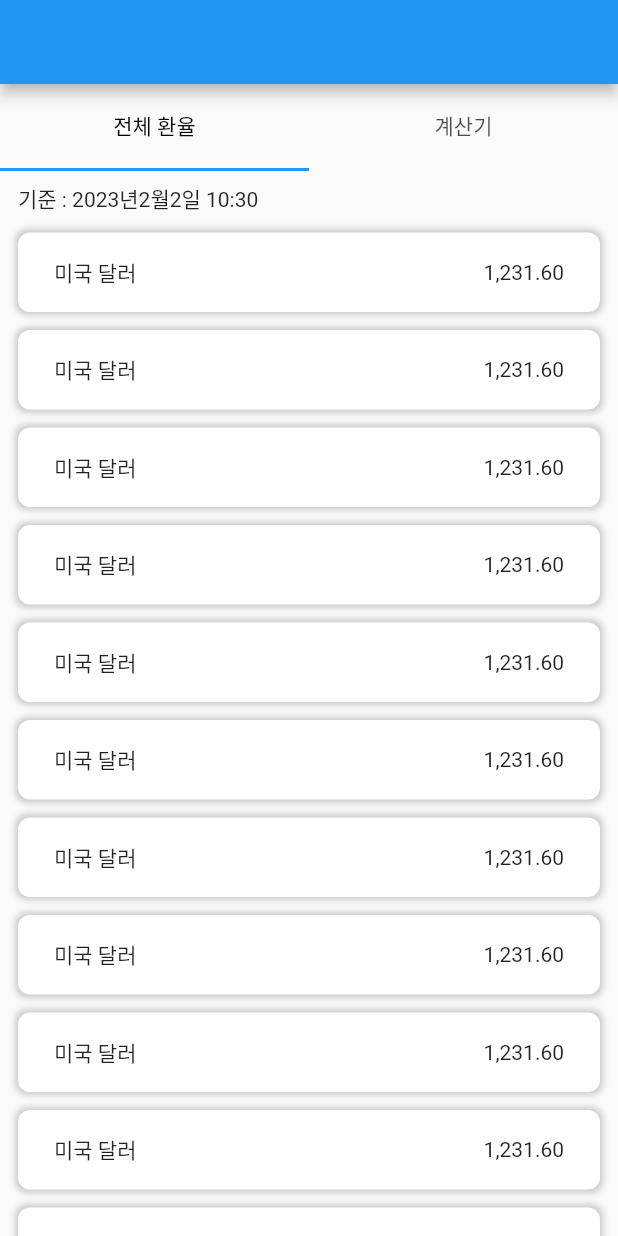
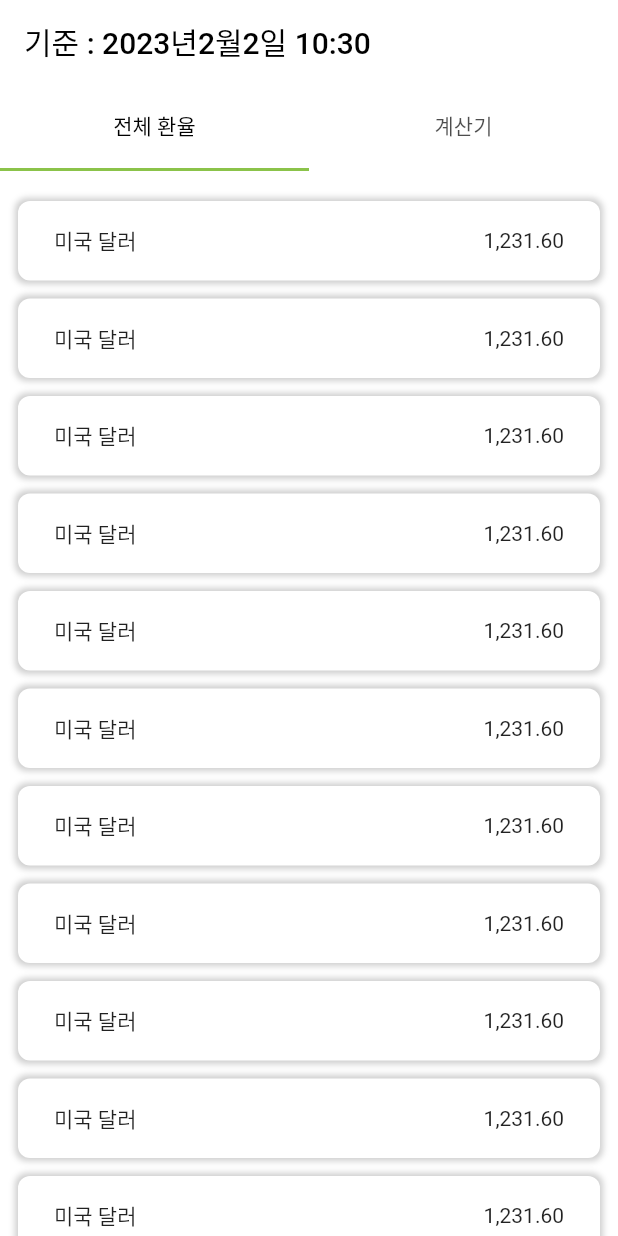
Before and after one commit to qwq140/exchange_app, a Flutter app: the screen it shows after launch, on a phone screen of 412 x 824 dp. Run offline on Flutter 3.47's test engine with Material 2 defaults, Android fonts, the phone set to English and light mode, and no system bars.

Commit message:
계산기 ui

```diff
--- /dev/null
+++ b/lib/screen/components/exchange_rate_tab_view.dart
@@ -0,0 +1,40 @@
+import 'package:flutter/material.dart';
+
+class ExchangeRateTabView extends StatelessWidget {
+  const ExchangeRateTabView({Key? key}) : super(key: key);
+
+  @override
+  Widget build(BuildContext context) {
+    return ListView(
+      padding: const EdgeInsets.symmetric(horizontal: 12, vertical: 8),
+      children: [
+        const SizedBox(height: 12),
+        ...List.generate(
+          13,
+              (index) => Container(
+            margin: const EdgeInsets.only(bottom: 12),
+            padding: const EdgeInsets.symmetric(horizontal: 24, vertical: 16),
+            decoration: BoxDecoration(
+                color: Colors.white,
+                borderRadius: const BorderRadius.all(Radius.circular(8)),
+                boxShadow: [
+                  BoxShadow(
+                    color: Colors.grey.withOpacity(0.5),
+                    spreadRadius: 2,
+                    blurRadius: 3,
+                  ),
+                ]
+            ),
+            child: Row(
+              mainAxisAlignment: MainAxisAlignment.spaceBetween,
+              children: [
+                Text('미국 달러'),
+                Text('1,231.60'),
+              ],
+            ),
+          ),
+        ),
+      ],
+    );
+  }
+}
--- a/lib/screen/components/main_tab_bar.dart
+++ b/lib/screen/components/main_tab_bar.dart
@@ -10,6 +10,7 @@ class MainTabBar extends StatelessWidget {
     return TabBar(
       controller: tabController,
       labelColor: Colors.black,
+      indicatorColor: Colors.lightGreen,
       tabs: [
         Container(
           height: 56,
--- a/lib/screen/components/main_tab_view.dart
+++ b/lib/screen/components/main_tab_view.dart
@@ -1,3 +1,5 @@
+import 'package:exchange_app/screen/components/calculate_tab_view.dart';
+import 'package:exchange_app/screen/components/exchange_rate_tab_view.dart';
 import 'package:exchange_app/utils/date_util.dart';
 import 'package:flutter/material.dart';
 
@@ -13,42 +15,8 @@ class MainTabView extends StatelessWidget {
         physics: const NeverScrollableScrollPhysics(),
         controller: tabController,
         children: [
-          ListView(
-            padding: const EdgeInsets.symmetric(horizontal: 12, vertical: 8),
-            children: [
-              Text(
-                  '기준 : ${DateUtil.getTimeFromDateTime(dateTime: DateTime.now())}'),
-              const SizedBox(height: 12),
-              ...List.generate(
-                13,
-                (index) => Container(
-                  margin: const EdgeInsets.only(bottom: 12),
-                  padding: const EdgeInsets.symmetric(horizontal: 24, vertical: 16),
-                  decoration: BoxDecoration(
-                    color: Colors.white,
-                    borderRadius: const BorderRadius.all(Radius.circular(8)),
-                    boxShadow: [
-                      BoxShadow(
-                        color: Colors.grey.withOpacity(0.5),
-                        spreadRadius: 2,
-                        blurRadius: 3,
-                      ),
-                    ]
-                  ),
-                  child: Row(
-                    mainAxisAlignment: MainAxisAlignment.spaceBetween,
-                    children: [
-                      Text('미국 달러'),
-                      Text('1,231.60'),
-                    ],
-                  ),
-                ),
-              ),
-            ],
-          ),
-          Container(
-            color: Colors.blue,
-          )
+          ExchangeRateTabView(),
+          CalculateTabView(),
         ],
       ),
     );
--- a/lib/screen/home_screen.dart
+++ b/lib/screen/home_screen.dart
@@ -1,5 +1,6 @@
 import 'package:exchange_app/screen/components/main_tab_bar.dart';
 import 'package:exchange_app/screen/components/main_tab_view.dart';
+import 'package:exchange_app/utils/date_util.dart';
 import 'package:flutter/material.dart';
 
 class HomeScreen extends StatefulWidget {
@@ -22,7 +23,12 @@ class _HomeScreenState extends State<HomeScreen>
   @override
   Widget build(BuildContext context) {
     return Scaffold(
-      appBar: AppBar(),
+      backgroundColor: Colors.white,
+      appBar: AppBar(
+        title: Text('기준 : ${DateUtil.getTimeFromDateTime(dateTime: DateTime.now())}', style: TextStyle(color: Colors.black),),
+        backgroundColor: Colors.white,
+        elevation: 0,
+      ),
       body: Column(
         children: [
           MainTabBar(tabController: _tabController),
```
Also changed, not shown: lib/screen/components/calculate_tab_view.dart (added, +110 -0 lines).
